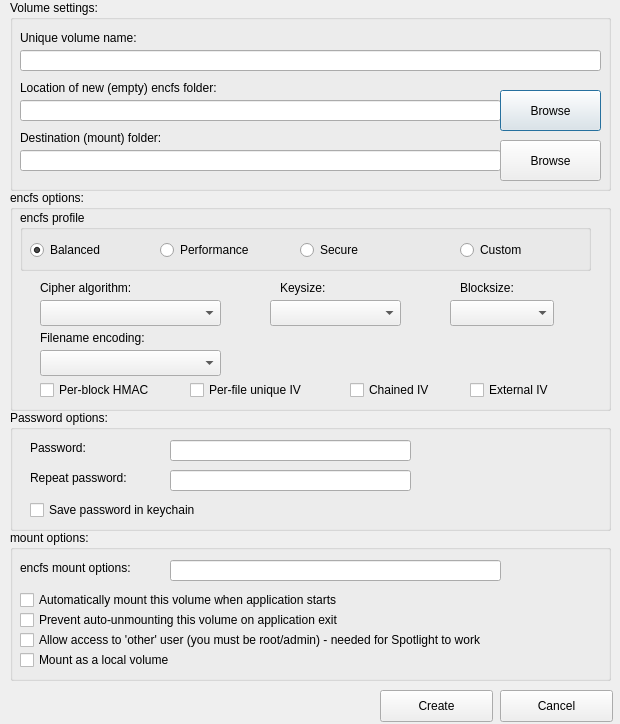
First picture: the form in encfsgui_volume.ui, repository corelan/pyencfsgui, before the edit.
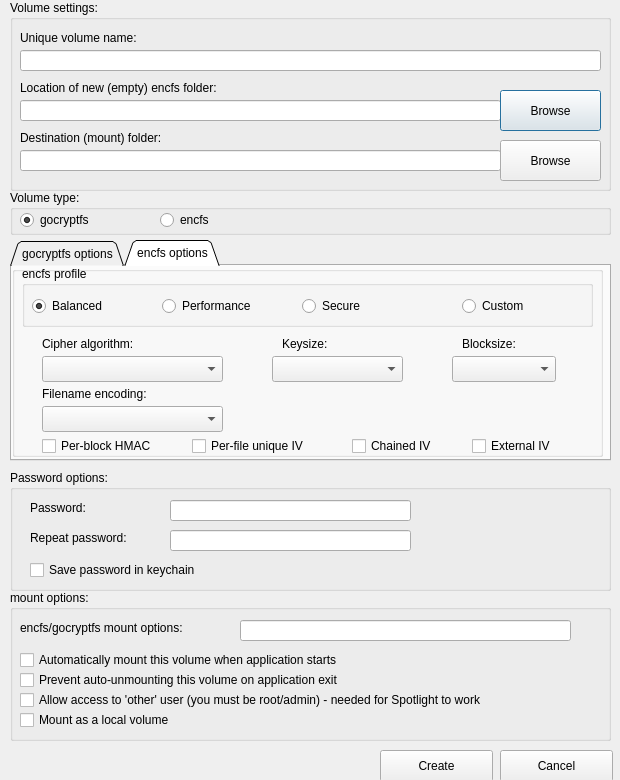
Second picture: the form after the edit. The open tabs and pages were chosen to show the change.

Commit message: Added support for gocryptfs volumes. Bump version to 3.0

Diff of the .ui file:
```diff
--- a/encfsgui_volume.ui
+++ b/encfsgui_volume.ui
@@ -7,7 +7,7 @@
     <x>0</x>
     <y>0</y>
     <width>620</width>
-    <height>724</height>
+    <height>780</height>
    </rect>
   </property>
   <property name="sizePolicy">
@@ -19,7 +19,7 @@
   <property name="minimumSize">
    <size>
     <width>620</width>
-    <height>724</height>
+    <height>780</height>
    </size>
   </property>
   <property name="baseSize">
@@ -77,7 +77,7 @@
      <rect>
       <x>10</x>
       <y>80</y>
-      <width>271</width>
+      <width>481</width>
       <height>16</height>
      </rect>
     </property>
@@ -113,7 +113,7 @@
      <rect>
       <x>10</x>
       <y>130</y>
-      <width>191</width>
+      <width>331</width>
       <height>16</height>
      </rect>
     </property>
@@ -145,248 +145,11 @@
     </property>
    </widget>
   </widget>
-  <widget class="QGroupBox" name="grp_encfsoptions">
-   <property name="geometry">
-    <rect>
-     <x>10</x>
-     <y>190</y>
-     <width>601</width>
-     <height>221</height>
-    </rect>
-   </property>
-   <property name="title">
-    <string>encfs options:</string>
-   </property>
-   <widget class="QGroupBox" name="groupBox_3">
-    <property name="geometry">
-     <rect>
-      <x>10</x>
-      <y>20</y>
-      <width>571</width>
-      <height>61</height>
-     </rect>
-    </property>
-    <property name="title">
-     <string>encfs profile</string>
-    </property>
-    <widget class="QRadioButton" name="radio_balanced">
-     <property name="geometry">
-      <rect>
-       <x>10</x>
-       <y>30</y>
-       <width>100</width>
-       <height>20</height>
-      </rect>
-     </property>
-     <property name="text">
-      <string>Balanced</string>
-     </property>
-     <property name="checked">
-      <bool>true</bool>
-     </property>
-     <attribute name="buttonGroup">
-      <string notr="true">buttonGroup</string>
-     </attribute>
-    </widget>
-    <widget class="QRadioButton" name="radio_performance">
-     <property name="geometry">
-      <rect>
-       <x>140</x>
-       <y>30</y>
-       <width>100</width>
-       <height>20</height>
-      </rect>
-     </property>
-     <property name="text">
-      <string>Performance</string>
-     </property>
-     <attribute name="buttonGroup">
-      <string notr="true">buttonGroup</string>
-     </attribute>
-    </widget>
-    <widget class="QRadioButton" name="radio_secure">
-     <property name="geometry">
-      <rect>
-       <x>280</x>
-       <y>30</y>
-       <width>100</width>
-       <height>20</height>
-      </rect>
-     </property>
-     <property name="text">
-      <string>Secure</string>
-     </property>
-     <attribute name="buttonGroup">
-      <string notr="true">buttonGroup</string>
-     </attribute>
-    </widget>
-    <widget class="QRadioButton" name="radio_custom">
-     <property name="geometry">
-      <rect>
-       <x>440</x>
-       <y>30</y>
-       <width>100</width>
-       <height>20</height>
-      </rect>
-     </property>
-     <property name="text">
-      <string>Custom</string>
-     </property>
-     <attribute name="buttonGroup">
-      <string notr="true">buttonGroup</string>
-     </attribute>
-    </widget>
-   </widget>
-   <widget class="QLabel" name="label_4">
-    <property name="geometry">
-     <rect>
-      <x>30</x>
-      <y>90</y>
-      <width>121</width>
-      <height>16</height>
-     </rect>
-    </property>
-    <property name="text">
-     <string>Cipher algorithm:</string>
-    </property>
-   </widget>
-   <widget class="QComboBox" name="cmb_ciphers">
-    <property name="geometry">
-     <rect>
-      <x>30</x>
-      <y>110</y>
-      <width>181</width>
-      <height>26</height>
-     </rect>
-    </property>
-   </widget>
-   <widget class="QLabel" name="label_5">
-    <property name="geometry">
-     <rect>
-      <x>270</x>
-      <y>90</y>
-      <width>60</width>
-      <height>16</height>
-     </rect>
-    </property>
-    <property name="text">
-     <string>Keysize:</string>
-    </property>
-   </widget>
-   <widget class="QLabel" name="label_6">
-    <property name="geometry">
-     <rect>
-      <x>450</x>
-      <y>90</y>
-      <width>60</width>
-      <height>16</height>
-     </rect>
-    </property>
-    <property name="text">
-     <string>Blocksize:</string>
-    </property>
-   </widget>
-   <widget class="QComboBox" name="cmb_keysize">
-    <property name="geometry">
-     <rect>
-      <x>260</x>
-      <y>110</y>
-      <width>131</width>
-      <height>26</height>
-     </rect>
-    </property>
-   </widget>
-   <widget class="QComboBox" name="cmb_blocksize">
-    <property name="geometry">
-     <rect>
-      <x>440</x>
-      <y>110</y>
-      <width>104</width>
-      <height>26</height>
-     </rect>
-    </property>
-   </widget>
-   <widget class="QLabel" name="label_7">
-    <property name="geometry">
-     <rect>
-      <x>30</x>
-      <y>140</y>
-      <width>141</width>
-      <height>16</height>
-     </rect>
-    </property>
-    <property name="text">
-     <string>Filename encoding:</string>
-    </property>
-   </widget>
-   <widget class="QComboBox" name="cmb_filenameencoding">
-    <property name="geometry">
-     <rect>
-      <x>30</x>
-      <y>160</y>
-      <width>181</width>
-      <height>26</height>
-     </rect>
-    </property>
-   </widget>
-   <widget class="QCheckBox" name="chk_perblockhmac">
-    <property name="geometry">
-     <rect>
-      <x>30</x>
-      <y>190</y>
-      <width>131</width>
-      <height>20</height>
-     </rect>
-    </property>
-    <property name="text">
-     <string>Per-block HMAC</string>
-    </property>
-   </widget>
-   <widget class="QCheckBox" name="chk_perfileuniqueiv">
-    <property name="geometry">
-     <rect>
-      <x>180</x>
-      <y>190</y>
-      <width>141</width>
-      <height>20</height>
-     </rect>
-    </property>
-    <property name="text">
-     <string>Per-file unique IV</string>
-    </property>
-   </widget>
-   <widget class="QCheckBox" name="chk_chainediv">
-    <property name="geometry">
-     <rect>
-      <x>340</x>
-      <y>190</y>
-      <width>111</width>
-      <height>20</height>
-     </rect>
-    </property>
-    <property name="text">
-     <string>Chained IV</string>
-    </property>
-   </widget>
-   <widget class="QCheckBox" name="chk_externaliv">
-    <property name="geometry">
-     <rect>
-      <x>460</x>
-      <y>190</y>
-      <width>87</width>
-      <height>20</height>
-     </rect>
-    </property>
-    <property name="text">
-     <string>External IV</string>
-    </property>
-   </widget>
-  </widget>
   <widget class="QGroupBox" name="groupBox_4">
    <property name="geometry">
     <rect>
      <x>10</x>
-     <y>410</y>
+     <y>470</y>
      <width>601</width>
      <height>121</height>
     </rect>
@@ -464,7 +227,7 @@
    <property name="geometry">
     <rect>
      <x>10</x>
-     <y>530</y>
+     <y>590</y>
      <width>601</width>
      <height>151</height>
     </rect>
@@ -477,18 +240,18 @@
      <rect>
       <x>10</x>
       <y>30</y>
-      <width>141</width>
+      <width>211</width>
       <height>16</height>
      </rect>
     </property>
     <property name="text">
-     <string>encfs mount options:</string>
+     <string>encfs/gocryptfs mount options:</string>
     </property>
    </widget>
    <widget class="QLineEdit" name="txt_encfsmountoptions">
     <property name="geometry">
      <rect>
-      <x>160</x>
+      <x>230</x>
       <y>30</y>
       <width>331</width>
       <height>21</height>
@@ -552,7 +315,7 @@
    <property name="geometry">
     <rect>
      <x>380</x>
-     <y>690</y>
+     <y>750</y>
      <width>113</width>
      <height>32</height>
     </rect>
@@ -565,7 +328,7 @@
    <property name="geometry">
     <rect>
      <x>500</x>
-     <y>690</y>
+     <y>750</y>
      <width>113</width>
      <height>32</height>
     </rect>
@@ -574,6 +337,341 @@
     <string>Cancel</string>
    </property>
   </widget>
+  <widget class="QTabWidget" name="tab_volumetypes">
+   <property name="geometry">
+    <rect>
+     <x>10</x>
+     <y>240</y>
+     <width>601</width>
+     <height>221</height>
+    </rect>
+   </property>
+   <property name="tabShape">
+    <enum>QTabWidget::Triangular</enum>
+   </property>
+   <property name="currentIndex">
+    <number>0</number>
+   </property>
+   <property name="elideMode">
+    <enum>Qt::ElideMiddle</enum>
+   </property>
+   <widget class="QWidget" name="tab_gocryptfs_options">
+    <attribute name="title">
+     <string>gocryptfs options</string>
+    </attribute>
+    <widget class="QGroupBox" name="grp_gocryptfsoptions">
+     <property name="geometry">
+      <rect>
+       <x>0</x>
+       <y>0</y>
+       <width>591</width>
+       <height>191</height>
+      </rect>
+     </property>
+     <property name="title">
+      <string/>
+     </property>
+     <widget class="QCheckBox" name="chk_gocryptfs_plaintext">
+      <property name="geometry">
+       <rect>
+        <x>20</x>
+        <y>10</y>
+        <width>211</width>
+        <height>20</height>
+       </rect>
+      </property>
+      <property name="text">
+       <string>Do not encrypt filenames</string>
+      </property>
+     </widget>
+     <widget class="QCheckBox" name="chk_gocryptfs_aessiv">
+      <property name="geometry">
+       <rect>
+        <x>20</x>
+        <y>40</y>
+        <width>211</width>
+        <height>20</height>
+       </rect>
+      </property>
+      <property name="text">
+       <string>Use AES-SIV encryption</string>
+      </property>
+     </widget>
+    </widget>
+   </widget>
+   <widget class="QWidget" name="tab_encfs_options">
+    <attribute name="title">
+     <string>encfs options</string>
+    </attribute>
+    <widget class="QGroupBox" name="grp_encfsoptions">
+     <property name="geometry">
+      <rect>
+       <x>0</x>
+       <y>0</y>
+       <width>591</width>
+       <height>191</height>
+      </rect>
+     </property>
+     <property name="title">
+      <string/>
+     </property>
+     <widget class="QLabel" name="label_7">
+      <property name="geometry">
+       <rect>
+        <x>30</x>
+        <y>120</y>
+        <width>141</width>
+        <height>16</height>
+       </rect>
+      </property>
+      <property name="text">
+       <string>Filename encoding:</string>
+      </property>
+     </widget>
+     <widget class="QComboBox" name="cmb_blocksize">
+      <property name="geometry">
+       <rect>
+        <x>440</x>
+        <y>90</y>
+        <width>104</width>
+        <height>26</height>
+       </rect>
+      </property>
+     </widget>
+     <widget class="QLabel" name="label_6">
+      <property name="geometry">
+       <rect>
+        <x>450</x>
+        <y>70</y>
+        <width>60</width>
+        <height>16</height>
+       </rect>
+      </property>
+      <property name="text">
+       <string>Blocksize:</string>
+      </property>
+     </widget>
+     <widget class="QGroupBox" name="groupBox_6">
+      <property name="geometry">
+       <rect>
+        <x>10</x>
+        <y>0</y>
+        <width>571</width>
+        <height>61</height>
+       </rect>
+      </property>
+      <property name="title">
+       <string>encfs profile</string>
+      </property>
+      <widget class="QRadioButton" name="radio_balanced">
+       <property name="geometry">
+        <rect>
+         <x>10</x>
+         <y>30</y>
+         <width>100</width>
+         <height>20</height>
+        </rect>
+       </property>
+       <property name="text">
+        <string>Balanced</string>
+       </property>
+       <property name="checked">
+        <bool>true</bool>
+       </property>
+      </widget>
+      <widget class="QRadioButton" name="radio_performance">
+       <property name="geometry">
+        <rect>
+         <x>140</x>
+         <y>30</y>
+         <width>100</width>
+         <height>20</height>
+        </rect>
+       </property>
+       <property name="text">
+        <string>Performance</string>
+       </property>
+      </widget>
+      <widget class="QRadioButton" name="radio_secure">
+       <property name="geometry">
+        <rect>
+         <x>280</x>
+         <y>30</y>
+         <width>100</width>
+         <height>20</height>
+        </rect>
+       </property>
+       <property name="text">
+        <string>Secure</string>
+       </property>
+      </widget>
+      <widget class="QRadioButton" name="radio_custom">
+       <property name="geometry">
+        <rect>
+         <x>440</x>
+         <y>30</y>
+         <width>100</width>
+         <height>20</height>
+        </rect>
+       </property>
+       <property name="text">
+        <string>Custom</string>
+       </property>
+      </widget>
+     </widget>
+     <widget class="QCheckBox" name="chk_externaliv">
+      <property name="geometry">
+       <rect>
+        <x>460</x>
+        <y>170</y>
+        <width>87</width>
+        <height>20</height>
+       </rect>
+      </property>
+      <property name="text">
+       <string>External IV</string>
+      </property>
+     </widget>
+     <widget class="QCheckBox" name="chk_chainediv">
+      <property name="geometry">
+       <rect>
+        <x>340</x>
+        <y>170</y>
+        <width>111</width>
+        <height>20</height>
+       </rect>
+      </property>
+      <property name="text">
+       <string>Chained IV</string>
+      </property>
+     </widget>
+     <widget class="QComboBox" name="cmb_filenameencoding">
+      <property name="geometry">
+       <rect>
+        <x>30</x>
+        <y>140</y>
+        <width>181</width>
+        <height>26</height>
+       </rect>
+      </property>
+     </widget>
+     <widget class="QLabel" name="label_5">
+      <property name="geometry">
+       <rect>
+        <x>270</x>
+        <y>70</y>
+        <width>60</width>
+        <height>16</height>
+       </rect>
+      </property>
+      <property name="text">
+       <string>Keysize:</string>
+      </property>
+     </widget>
+     <widget class="QCheckBox" name="chk_perblockhmac">
+      <property name="geometry">
+       <rect>
+        <x>30</x>
+        <y>170</y>
+        <width>131</width>
+        <height>20</height>
+       </rect>
+      </property>
+      <property name="text">
+       <string>Per-block HMAC</string>
+      </property>
+     </widget>
+     <widget class="QComboBox" name="cmb_ciphers">
+      <property name="geometry">
+       <rect>
+        <x>30</x>
+        <y>90</y>
+        <width>181</width>
+        <height>26</height>
+       </rect>
+      </property>
+     </widget>
+     <widget class="QLabel" name="label_4">
+      <property name="geometry">
+       <rect>
+        <x>30</x>
+        <y>70</y>
+        <width>121</width>
+        <height>16</height>
+       </rect>
+      </property>
+      <property name="text">
+       <string>Cipher algorithm:</string>
+      </property>
+     </widget>
+     <widget class="QCheckBox" name="chk_perfileuniqueiv">
+      <property name="geometry">
+       <rect>
+        <x>180</x>
+        <y>170</y>
+        <width>141</width>
+        <height>20</height>
+       </rect>
+      </property>
+      <property name="text">
+       <string>Per-file unique IV</string>
+      </property>
+     </widget>
+     <widget class="QComboBox" name="cmb_keysize">
+      <property name="geometry">
+       <rect>
+        <x>260</x>
+        <y>90</y>
+        <width>131</width>
+        <height>26</height>
+       </rect>
+      </property>
+     </widget>
+    </widget>
+   </widget>
+  </widget>
+  <widget class="QGroupBox" name="grp_volumetypes">
+   <property name="geometry">
+    <rect>
+     <x>10</x>
+     <y>190</y>
+     <width>601</width>
+     <height>45</height>
+    </rect>
+   </property>
+   <property name="title">
+    <string>Volume type:</string>
+   </property>
+   <widget class="QRadioButton" name="radio_type_encfs">
+    <property name="geometry">
+     <rect>
+      <x>150</x>
+      <y>20</y>
+      <width>100</width>
+      <height>20</height>
+     </rect>
+    </property>
+    <property name="text">
+     <string>encfs</string>
+    </property>
+   </widget>
+   <widget class="QRadioButton" name="radio_type_gocryptfs">
+    <property name="geometry">
+     <rect>
+      <x>10</x>
+      <y>20</y>
+      <width>100</width>
+      <height>20</height>
+     </rect>
+    </property>
+    <property name="text">
+     <string>gocryptfs</string>
+    </property>
+    <property name="checked">
+     <bool>true</bool>
+    </property>
+   </widget>
+  </widget>
  </widget>
  <resources/>
  <connections/>
```
Left out of the diff: 5 changed lines with no effect on the pictures. The commit also changes 9 other files.
